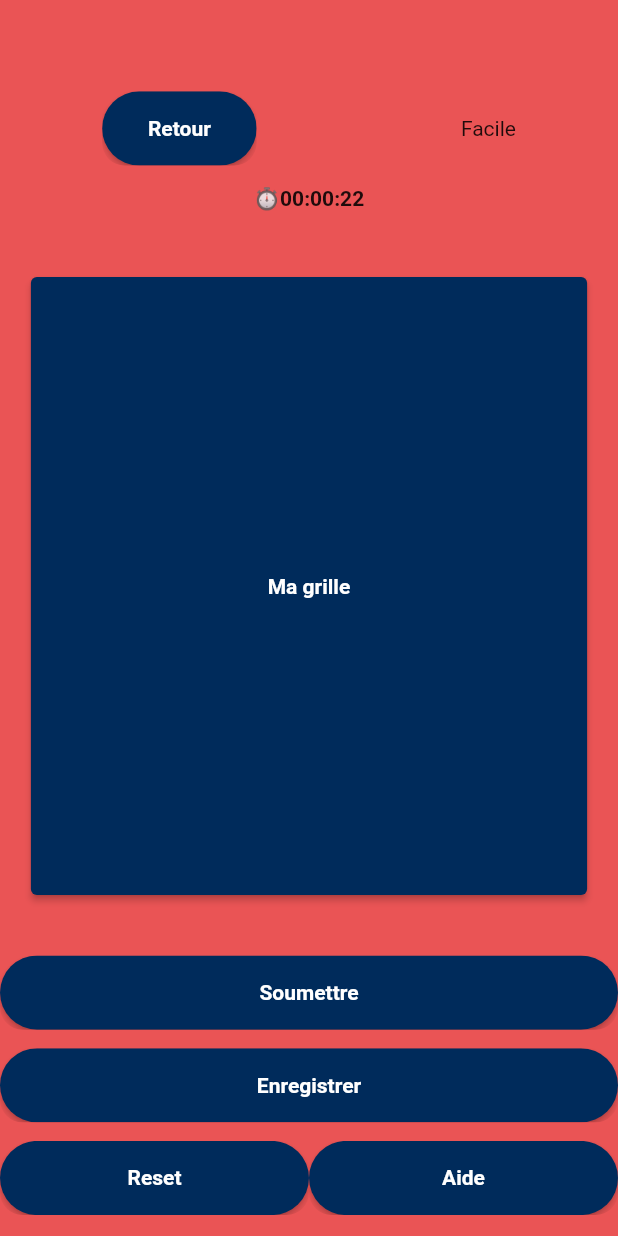
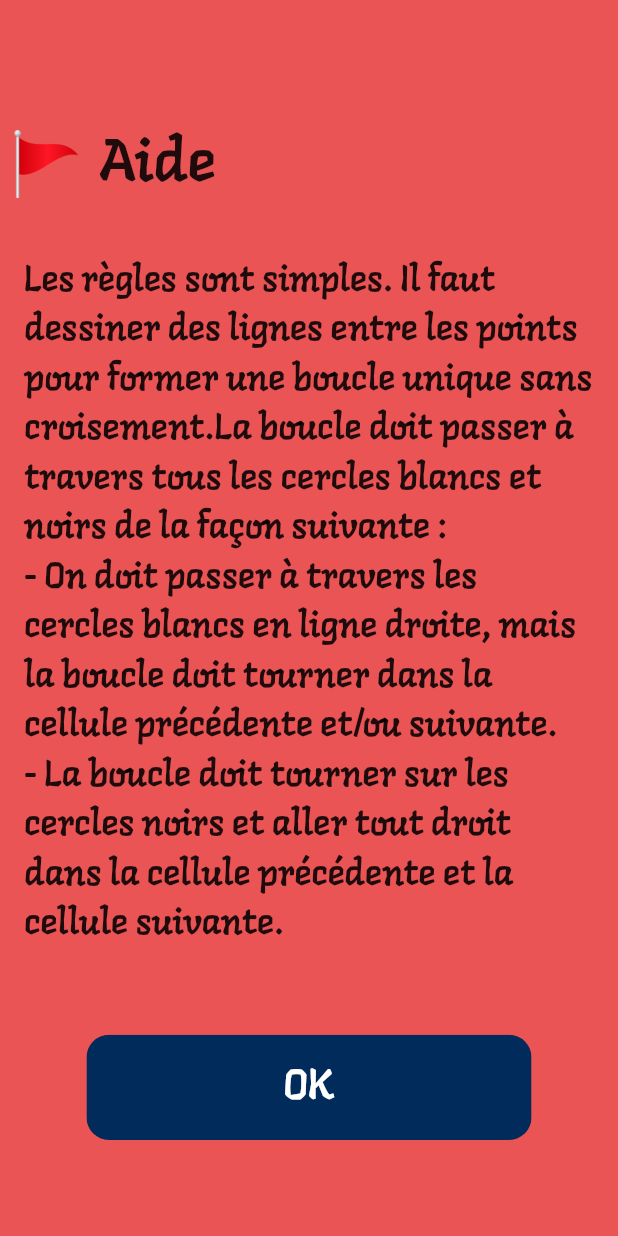
Before and after one commit to mayel15/MasyuPuzzle, a Flutter app: the MyScreenGame screen opened by its route, after a tap on "Aide", on a phone screen of 412 x 824 dp. Run offline on Flutter 3.47's test engine with Material 2 defaults, Android fonts, the phone set to English and light mode, and no system bars.

Commit message:
Ajout de l'écran d'aide et bouton fonctionnel

```diff
--- /dev/null
+++ b/AndroidStudioProjects/masyu_puzzle/lib/aide.dart
@@ -0,0 +1,59 @@
+import 'package:flutter/material.dart';
+import 'package:masyu_puzzle/screen_game.dart';
+void main() => runApp(new Aide());
+
+
+class Aide extends StatelessWidget {
+  @override
+  Widget build(BuildContext context) {
+    var largeurWidthEcran = MediaQuery.of(context).size.width;
+    var hauteurHeightEcran = MediaQuery.of(context).size.height;
+    return MaterialApp(
+      title: 'Aide',
+      home: Scaffold(
+        //Here you can set what ever background color you need.
+        backgroundColor: Color(0xFFea5455),
+        body:
+        Column(
+            mainAxisAlignment: MainAxisAlignment.center,
+            children: [
+              Row(
+                children:[
+                  SizedBox(width: largeurWidthEcran*0.02),
+                  Image.asset("asset/image/drapeau.png",
+                  height: hauteurHeightEcran*0.11,
+                  width: largeurWidthEcran*0.11),
+                  SizedBox(width: largeurWidthEcran*0.03),
+                  Text("Aide",style: TextStyle(fontFamily: 'Langar',fontSize: 40))
+                  ]),
+              Container(
+                margin: const EdgeInsets.all(16),
+                child : const Text("Les règles sont simples. Il faut dessiner des lignes entre les points pour former une boucle unique sans croisement."
+                  "La boucle doit passer à travers tous les cercles blancs et noirs de la façon suivante :\n"
+                  "- On doit passer à travers les cercles blancs en ligne droite, mais la boucle doit tourner dans la cellule précédente et/ou suivante.\n"
+                  "- La boucle doit tourner sur les cercles noirs et aller tout droit dans la cellule précédente et la cellule suivante.",
+                  style: TextStyle(fontFamily: 'Langar',fontSize: 24))),
+
+              SizedBox(height: hauteurHeightEcran*0.05),
+        SizedBox(
+            height: hauteurHeightEcran*0.085,
+            width: largeurWidthEcran*0.72,
+            child :ClipRRect(
+              borderRadius: BorderRadius.circular(15.0),
+              child: ElevatedButton(
+                onPressed: () {Navigator.pushNamed(
+                  context,
+                  '/screengame',
+                );},
+                style: ElevatedButton.styleFrom(foregroundColor: Colors.white,backgroundColor: Color(0xFF002B5B)),
+                child: const Text('OK',   style: TextStyle(fontFamily: 'Langar',fontSize: 28)),
+              ),
+            ),
+        ),
+            ]
+        ),
+
+      ),
+    );
+  }
+}
--- a/AndroidStudioProjects/masyu_puzzle/lib/main.dart
+++ b/AndroidStudioProjects/masyu_puzzle/lib/main.dart
@@ -1,5 +1,7 @@
 import 'package:flutter/material.dart';
 import 'package:masyu_puzzle/screen_game.dart';
+
+import 'aide.dart';
 void main() => runApp(new MyApp());
 
 class MyApp extends StatelessWidget {
@@ -9,6 +11,7 @@ class MyApp extends StatelessWidget {
       routes: {
         '/': (context) => Accueil(),
         '/screengame': (context) => MyScreenGame(),
+        '/aide': (context) => Aide()
       },
     );
   }
--- a/AndroidStudioProjects/masyu_puzzle/lib/screen_game.dart
+++ b/AndroidStudioProjects/masyu_puzzle/lib/screen_game.dart
@@ -35,18 +35,18 @@ class _MyScreenGame extends State<MyScreenGame>{
                           context,
                           '/',
                         );},
-                      child: Text('Retour',   style: TextStyle(fontWeight: FontWeight.bold)),
                       style: ElevatedButton.styleFrom(shape: StadiumBorder(), backgroundColor: Color(0xFF002B5B)),
+                      child: const Text('Retour',   style: TextStyle(fontWeight: FontWeight.bold)),
                     ),
                   ),
                 ),
-                Text("Facile"),
+                const Text("Facile"),
               ],
             ),
           ),
           Container(
-            color: Color(0xffEA5455),
-            child: Text("⏱️00:00:22",style: TextStyle(fontWeight: FontWeight.bold)),
+            color: const Color(0xffEA5455),
+            child: const Text("⏱️00:00:22",style: TextStyle(fontWeight: FontWeight.bold)),
           ),
             SizedBox(height: hauteurHeightEcran*0.02),
 
@@ -111,7 +111,10 @@ class _MyScreenGame extends State<MyScreenGame>{
                       child :ClipRRect(
                         borderRadius: BorderRadius.circular(15.0),
                         child: ElevatedButton(
-                          onPressed: () {},
+                          onPressed: () {Navigator.pushNamed(
+                            context,
+                            '/aide',
+                          );},
                           child: Text('Aide',   style: TextStyle(fontWeight: FontWeight.bold)),
                           style: ElevatedButton.styleFrom(shape: StadiumBorder(), backgroundColor: Color(0xFF002B5B)),
                         ),
```
Also changed, not shown: AndroidStudioProjects/masyu_puzzle/asset/image/drapeau.png (added).
